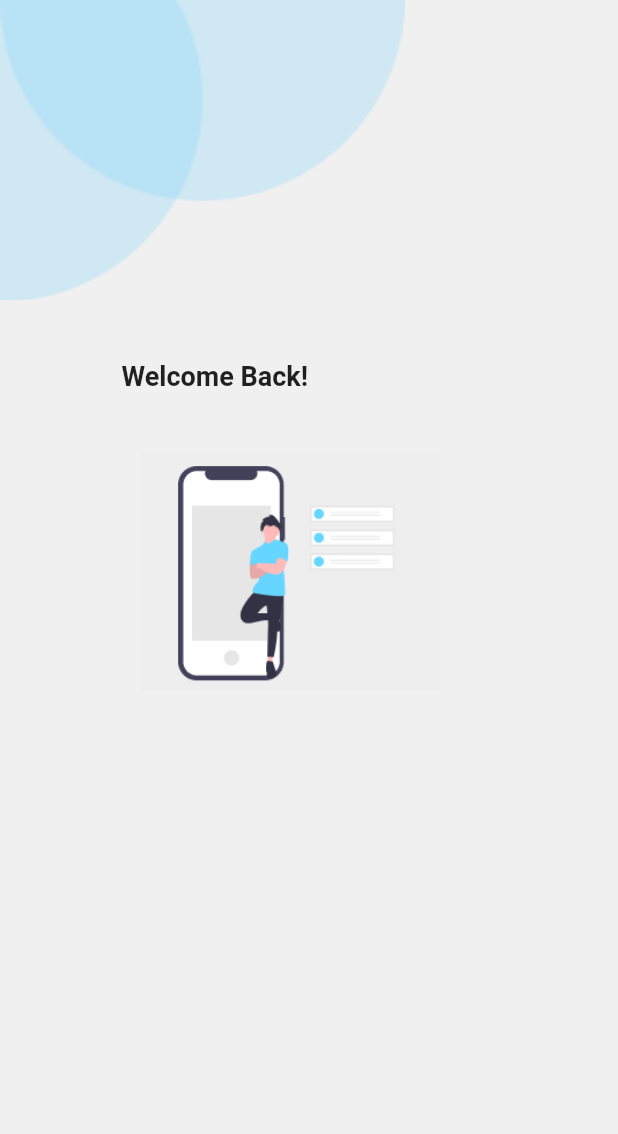
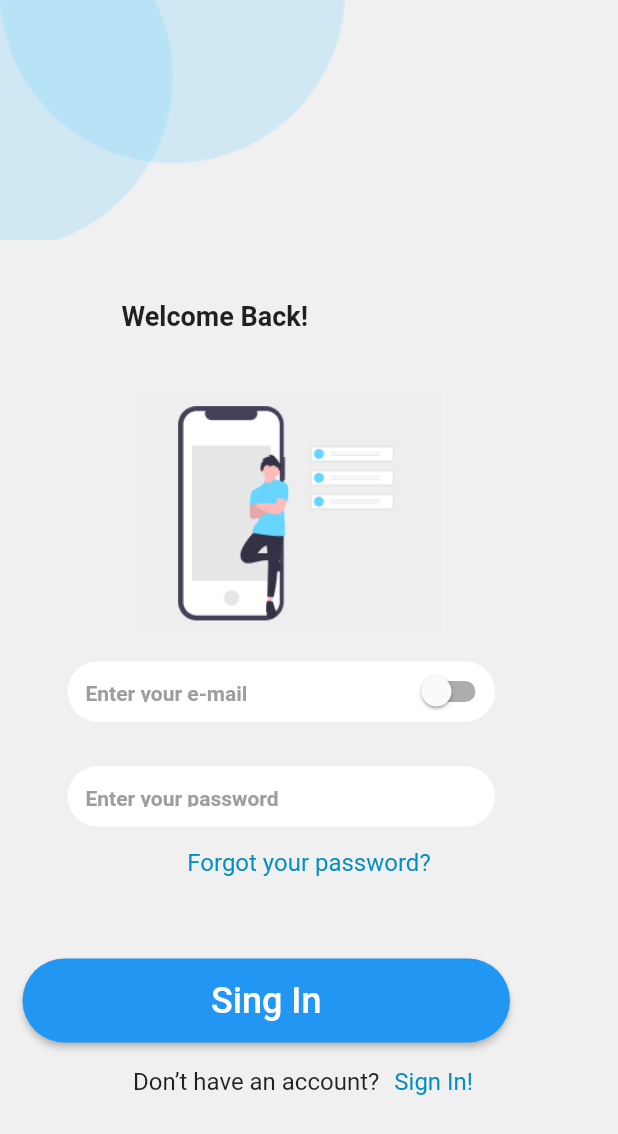
Before and after one commit to DartCodeschool/daily_tasks_app, a Flutter app: the SingInPage screen opened by its route, on a phone screen of 412 x 824 dp. Shown: the top 1134 px of the screen. Run offline on Flutter 3.47's test engine with Material 2 defaults, Android fonts, the phone set to English and light mode, and no system bars.

Commit message:
not finished

```diff
--- /dev/null
+++ b/lib/Pages/forget_password_page.dart
@@ -0,0 +1,26 @@
+import 'package:flutter/material.dart';
+
+class Forget_password extends StatefulWidget {
+  const Forget_password({super.key});
+
+  @override
+  State<Forget_password> createState() => _Forget_passwordState();
+}
+
+class _Forget_passwordState extends State<Forget_password> {
+  @override
+  Widget build(BuildContext context) {
+    return SafeArea(
+      child: Scaffold(
+        backgroundColor: const Color(0xFFF0F0F0),
+        body: Column(
+          crossAxisAlignment: CrossAxisAlignment.start,
+          children: [
+            Image.asset('assents/shape.png', height: 160, width: 230, fit: BoxFit.fitWidth,),
+            Text('Forgot your password?', style: TextStyle(fontSize: 18, fontWeight: FontWeight.w700, color: Color.fromARGB(255, 63, 61, 86)),),
+          ],
+        ),
+      ),
+    );
+  }
+}
--- a/lib/Pages/get_started_page.dart
+++ b/lib/Pages/get_started_page.dart
@@ -16,7 +16,7 @@ class _GetStartedPageState extends State<GetStartedPage> {
       body: Column(
         crossAxisAlignment: CrossAxisAlignment.start,
         children: [
-          Image.asset('assents/shape.png', height: 200, width: 270, fit: BoxFit.fitWidth),
+          Image.asset('assents/shape.png', height: 160, width: 230, fit: BoxFit.fitWidth),
           Padding(
             padding: const EdgeInsets.only(left: 94, top: 20),
             child: Image.asset('assents/rasm.png', height: 200, width: 200),
--- a/lib/Pages/sing_in_page.dart
+++ b/lib/Pages/sing_in_page.dart
@@ -1,4 +1,5 @@
 import 'package:flutter/material.dart';
+
 
 class SingInPage extends StatefulWidget {
   const SingInPage({super.key});
@@ -8,6 +9,7 @@ class SingInPage extends StatefulWidget {
 }
 
 class _SingInPageState extends State<SingInPage> {
+  bool iswitch = false;
   @override
   Widget build(BuildContext context) {
     return SafeArea(
@@ -16,7 +18,7 @@ class _SingInPageState extends State<SingInPage> {
         body: Column(
           crossAxisAlignment: CrossAxisAlignment.start,
           children: [
-            Image.asset('assents/shape.png', height: 200, width: 270, fit: BoxFit.fitWidth),
+            Image.asset('assents/shape.png', height: 160, width: 230, fit: BoxFit.fitWidth),
             const Padding(
               padding: EdgeInsets.only(left: 81, top: 40),
               child: Text('Welcome Back!', textAlign: TextAlign.center, style: TextStyle(fontSize: 18, fontWeight: FontWeight.w700, fontFamily: 'roboto')),
@@ -25,6 +27,84 @@ class _SingInPageState extends State<SingInPage> {
               padding: const EdgeInsets.only(left: 94, top: 20),
               child: Image.asset('assents/Slice 2.png', height: 200, width: 200),
             ),
+            Container(
+              margin: EdgeInsets.only(left: 45),
+              height: 40,
+              width: 285,
+              decoration: const BoxDecoration(
+                color: Colors.white,
+                borderRadius: BorderRadius.all(Radius.circular(52)),
+              ),
+              child: Padding(
+                padding: EdgeInsets.only(left: 12, top: 13, bottom: 13, right: 0),
+                child: Row(
+                  mainAxisAlignment: MainAxisAlignment.spaceBetween,
+                  children: [
+                    const Text('Enter your e-mail', style: TextStyle(fontSize: 14, fontWeight: FontWeight.w700, color: Colors.grey),),
+                    Switch(
+                    value: iswitch,
+                    onChanged: (value){
+                      setState(() {
+                        iswitch = value;
+                      });
+                    },
+                    ),
+                  ],
+                ),
+              ),
+            ),
+            const SizedBox(height: 30,),
+            Container(
+              margin: EdgeInsets.only(left: 45),
+              height: 40,
+              width: 285,
+              decoration: const BoxDecoration(
+                color: Colors.white,
+                borderRadius: BorderRadius.all(Radius.circular(52)),
+              ),
+              child: const Padding(
+                padding: EdgeInsets.only(left: 12, top: 13, bottom: 13),
+                child: Text('Enter your password', style: TextStyle(fontSize: 14, fontWeight: FontWeight.w700, color: Colors.grey),),
+              ),
+            ),
+            Row(
+              mainAxisAlignment: MainAxisAlignment.center,
+              children: [
+                TextButton(
+                  onPressed: (){
+                    Navigator.pushNamed(context, 'forget_password');
+                  },
+                  child: const Text('Forgot your password?', style: TextStyle(fontSize: 16, fontWeight: FontWeight.w400, color: Color.fromARGB(255, 0, 142, 195)),)),
+              ],
+            ),
+            Padding(
+              padding: const EdgeInsets.only(left: 15, top: 40),
+              child: ElevatedButton(
+                onPressed: () {},
+                style: const ButtonStyle(
+                  minimumSize: MaterialStatePropertyAll(Size(325, 56)),
+                  maximumSize: MaterialStatePropertyAll(Size(325.0, 56.0)),
+                  backgroundColor: MaterialStatePropertyAll(Colors.blue),
+                  shape: MaterialStatePropertyAll(RoundedRectangleBorder(borderRadius: BorderRadius.all(Radius.circular(100)))),
+                ),
+                child: const Text('Sing In', style: TextStyle(fontSize: 24)),
+              ),
+            ),
+            Padding(
+              padding: EdgeInsets.only(top: 2),
+              child: Row(
+                mainAxisAlignment: MainAxisAlignment.center,
+                children: [
+                  Text('Don’t have an account?', style: TextStyle(fontSize: 16, fontWeight: FontWeight.w400,),),
+                  SizedBox(width: 2),
+                  TextButton(
+                  onPressed: (){
+                    Navigator.pushNamed(context, 'singUp_page');
+                  },
+                  child: Text('Sign In!', style: TextStyle(fontSize: 16, fontWeight: FontWeight.w400, color: Color.fromARGB(255, 0, 142, 195)),)),
+                ],
+              ),
+            ),
           ],
         ),
       ),
--- a/lib/Pages/sing_up_page.dart
+++ b/lib/Pages/sing_up_page.dart
@@ -17,7 +17,7 @@ class _SingUpPageState extends State<SingUpPage> {
         body: Column(
           crossAxisAlignment: CrossAxisAlignment.start,
           children: [
-            Image.asset('assents/shape.png', height: 200, width: 270, fit: BoxFit.fitWidth),
+            Image.asset('assents/shape.png', height: 160, width: 230, fit: BoxFit.fitWidth),
             const Padding(
               padding: EdgeInsets.only(left: 81, top: 40),
               child: Text('Welcome Onboard!', textAlign: TextAlign.center, style: TextStyle(fontSize: 18, fontWeight: FontWeight.w700, fontFamily: 'roboto')),
--- a/lib/main.dart
+++ b/lib/main.dart
@@ -1,8 +1,8 @@
 import 'package:flutter/material.dart';
-//import 'package:sing/getStarted_page.dart';
 import 'Pages/get_started_page.dart';
 import 'Pages/sing_up_page.dart';
 import 'Pages/sing_in_page.dart';
+import 'Pages/forget_password_page.dart';
 
 void main() {
   runApp(
@@ -18,6 +18,9 @@ void main() {
         },
         'singIn_page': (context) {
           return const SingInPage();
+        },
+        'forget_password':(context) {
+          return const Forget_password();
         }
       },
     ),
```
